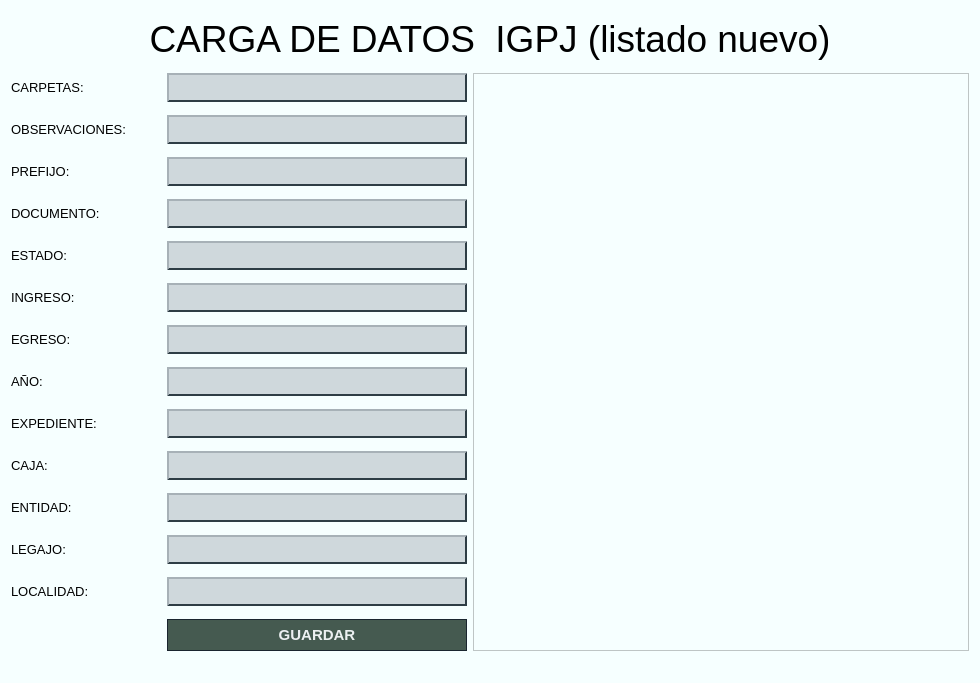
Old version of the form ui/plantilla_igpj_listado_nuevo.ui in the repository Musthia/base-deposito.
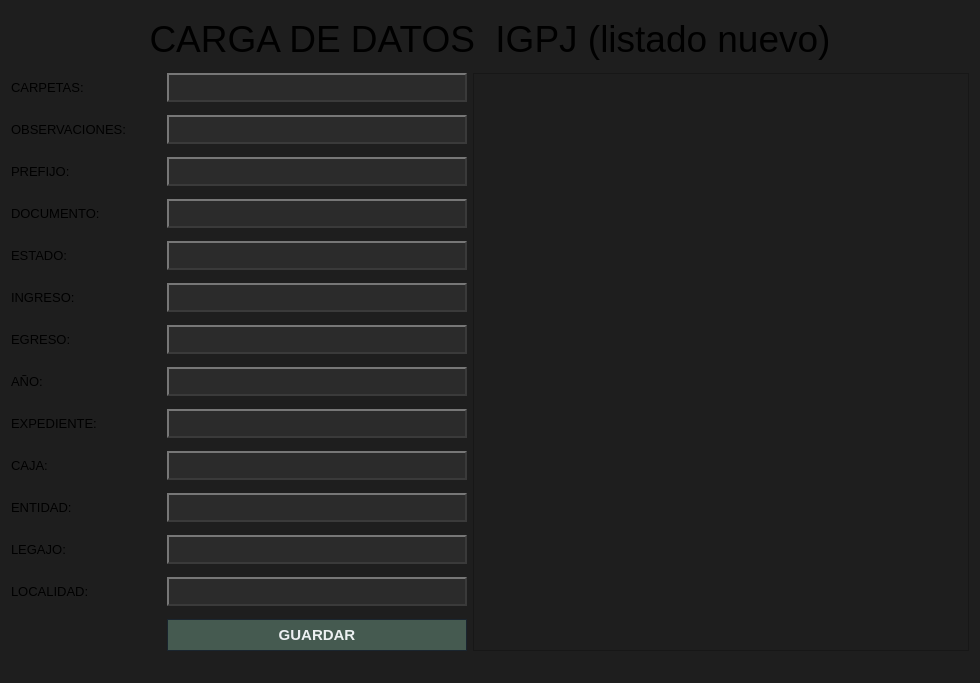
New version of the form.

```diff
--- a/ui/plantilla_igpj_listado_nuevo.ui
+++ b/ui/plantilla_igpj_listado_nuevo.ui
@@ -14,7 +14,7 @@
    <string>Form</string>
   </property>
   <property name="styleSheet">
-   <string notr="true">background-color: rgb(246, 255, 255);</string>
+   <string notr="true">background-color: #1e1e1e;</string>
   </property>
   <layout class="QGridLayout" name="gridLayout">
    <item row="7" column="1">
@@ -239,17 +239,17 @@
      </property>
      <property name="styleSheet">
       <string notr="true">QLineEdit {
-    background-color: #cfd8dc;          /* gris azulado claro */
-    border: 2px solid #455a64;          /* azul petróleo */
+    background-color: #2b2b2b;
+    border: 2px solid #555555;
   
     padding: 4px 10px;
-    color:  #000012;
+    color:  #e0e0e0;
     font-size: 13px;
 /* relieve simulado */
-    border-top-color: #a7b1b7;   /* borde superior más claro */
-    border-left-color: #a7b1b7;  /* borde izquierdo más claro */
-    border-right-color: #2e3d45; /* borde derecho más oscuro */
-    border-bottom-color: #2e3d45;
+    border-top-color: #777777;
+    border-left-color: #777777;
+    border-right-color: #3a3a3a;
+    border-bottom-color: #3a3a3a;
    
 }
 </string>
@@ -481,17 +481,17 @@
      </property>
      <property name="styleSheet">
       <string notr="true">QLineEdit {
-    background-color: #cfd8dc;          /* gris azulado claro */
-    border: 2px solid #455a64;          /* azul petróleo */
+    background-color: #2b2b2b;
+    border: 2px solid #555555;
   
     padding: 4px 10px;
-    color:  #000012;
+    color:  #e0e0e0;
     font-size: 13px;
 /* relieve simulado */
-    border-top-color: #a7b1b7;   /* borde superior más claro */
-    border-left-color: #a7b1b7;  /* borde izquierdo más claro */
-    border-right-color: #2e3d45; /* borde derecho más oscuro */
-    border-bottom-color: #2e3d45;
+    border-top-color: #777777;
+    border-left-color: #777777;
+    border-right-color: #3a3a3a;
+    border-bottom-color: #3a3a3a;
    
 }
 </string>
@@ -723,17 +723,17 @@
      </property>
      <property name="styleSheet">
       <string notr="true">QLineEdit {
-    background-color: #cfd8dc;          /* gris azulado claro */
-    border: 2px solid #455a64;          /* azul petróleo */
+    background-color: #2b2b2b;
+    border: 2px solid #555555;
   
     padding: 4px 10px;
-    color:  #000012;
+    color:  #e0e0e0;
     font-size: 13px;
 /* relieve simulado */
-    border-top-color: #a7b1b7;   /* borde superior más claro */
-    border-left-color: #a7b1b7;  /* borde izquierdo más claro */
-    border-right-color: #2e3d45; /* borde derecho más oscuro */
-    border-bottom-color: #2e3d45;
+    border-top-color: #777777;
+    border-left-color: #777777;
+    border-right-color: #3a3a3a;
+    border-bottom-color: #3a3a3a;
    
 }
 </string>
@@ -1144,17 +1144,17 @@
      </property>
      <property name="styleSheet">
       <string notr="true">QLineEdit {
-    background-color: #cfd8dc;          /* gris azulado claro */
-    border: 2px solid #455a64;          /* azul petróleo */
+    background-color: #2b2b2b;
+    border: 2px solid #555555;
   
     padding: 4px 10px;
-    color:  #000012;
+    color:  #e0e0e0;
     font-size: 13px;
 /* relieve simulado */
-    border-top-color: #a7b1b7;   /* borde superior más claro */
-    border-left-color: #a7b1b7;  /* borde izquierdo más claro */
-    border-right-color: #2e3d45; /* borde derecho más oscuro */
-    border-bottom-color: #2e3d45;
+    border-top-color: #777777;
+    border-left-color: #777777;
+    border-right-color: #3a3a3a;
+    border-bottom-color: #3a3a3a;
    
 }
 </string>
@@ -1923,17 +1923,17 @@
      </property>
      <property name="styleSheet">
       <string notr="true">QLineEdit {
-    background-color: #cfd8dc;          /* gris azulado claro */
-    border: 2px solid #455a64;          /* azul petróleo */
+    background-color: #2b2b2b;
+    border: 2px solid #555555;
   
     padding: 4px 10px;
-    color:  #000012;
+    color:  #e0e0e0;
     font-size: 13px;
 /* relieve simulado */
-    border-top-color: #a7b1b7;   /* borde superior más claro */
-    border-left-color: #a7b1b7;  /* borde izquierdo más claro */
-    border-right-color: #2e3d45; /* borde derecho más oscuro */
-    border-bottom-color: #2e3d45;
+    border-top-color: #777777;
+    border-left-color: #777777;
+    border-right-color: #3a3a3a;
+    border-bottom-color: #3a3a3a;
    
 }
 </string>
@@ -2344,17 +2344,17 @@
      </property>
      <property name="styleSheet">
       <string notr="true">QLineEdit {
-    background-color: #cfd8dc;          /* gris azulado claro */
-    border: 2px solid #455a64;          /* azul petróleo */
+    background-color: #2b2b2b;
+    border: 2px solid #555555;
   
     padding: 4px 10px;
-    color:  #000012;
+    color:  #e0e0e0;
     font-size: 13px;
 /* relieve simulado */
-    border-top-color: #a7b1b7;   /* borde superior más claro */
-    border-left-color: #a7b1b7;  /* borde izquierdo más claro */
-    border-right-color: #2e3d45; /* borde derecho más oscuro */
-    border-bottom-color: #2e3d45;
+    border-top-color: #777777;
+    border-left-color: #777777;
+    border-right-color: #3a3a3a;
+    border-bottom-color: #3a3a3a;
    
 }
 </string>
@@ -3262,17 +3262,17 @@
      </property>
      <property name="styleSheet">
       <string notr="true">QLineEdit {
-    background-color: #cfd8dc;          /* gris azulado claro */
-    border: 2px solid #455a64;          /* azul petróleo */
+    background-color: #2b2b2b;
+    border: 2px solid #555555;
   
     padding: 4px 10px;
-    color:  #000012;
+    color:  #e0e0e0;
     font-size: 13px;
 /* relieve simulado */
-    border-top-color: #a7b1b7;   /* borde superior más claro */
-    border-left-color: #a7b1b7;  /* borde izquierdo más claro */
-    border-right-color: #2e3d45; /* borde derecho más oscuro */
-    border-bottom-color: #2e3d45;
+    border-top-color: #777777;
+    border-left-color: #777777;
+    border-right-color: #3a3a3a;
+    border-bottom-color: #3a3a3a;
    
 }
 </string>
@@ -3683,17 +3683,17 @@
      </property>
      <property name="styleSheet">
       <string notr="true">QLineEdit {
-    background-color: #cfd8dc;          /* gris azulado claro */
-    border: 2px solid #455a64;          /* azul petróleo */
+    background-color: #2b2b2b;
+    border: 2px solid #555555;
   
     padding: 4px 10px;
-    color:  #000012;
+    color:  #e0e0e0;
     font-size: 13px;
 /* relieve simulado */
-    border-top-color: #a7b1b7;   /* borde superior más claro */
-    border-left-color: #a7b1b7;  /* borde izquierdo más claro */
-    border-right-color: #2e3d45; /* borde derecho más oscuro */
-    border-bottom-color: #2e3d45;
+    border-top-color: #777777;
+    border-left-color: #777777;
+    border-right-color: #3a3a3a;
+    border-bottom-color: #3a3a3a;
    
 }
 </string>
@@ -3925,17 +3925,17 @@
      </property>
      <property name="styleSheet">
       <string notr="true">QLineEdit {
-    background-color: #cfd8dc;          /* gris azulado claro */
-    border: 2px solid #455a64;          /* azul petróleo */
+    background-color: #2b2b2b;
+    border: 2px solid #555555;
   
     padding: 4px 10px;
-    color:  #000012;
+    color:  #e0e0e0;
     font-size: 13px;
 /* relieve simulado */
-    border-top-color: #a7b1b7;   /* borde superior más claro */
-    border-left-color: #a7b1b7;  /* borde izquierdo más claro */
-    border-right-color: #2e3d45; /* borde derecho más oscuro */
-    border-bottom-color: #2e3d45;
+    border-top-color: #777777;
+    border-left-color: #777777;
+    border-right-color: #3a3a3a;
+    border-bottom-color: #3a3a3a;
    
 }
 </string>
@@ -4346,17 +4346,17 @@
      </property>
      <property name="styleSheet">
       <string notr="true">QLineEdit {
-    background-color: #cfd8dc;          /* gris azulado claro */
-    border: 2px solid #455a64;          /* azul petróleo */
+    background-color: #2b2b2b;
+    border: 2px solid #555555;
   
     padding: 4px 10px;
-    color:  #000012;
+    color:  #e0e0e0;
     font-size: 13px;
 /* relieve simulado */
-    border-top-color: #a7b1b7;   /* borde superior más claro */
-    border-left-color: #a7b1b7;  /* borde izquierdo más claro */
-    border-right-color: #2e3d45; /* borde derecho más oscuro */
-    border-bottom-color: #2e3d45;
+    border-top-color: #777777;
+    border-left-color: #777777;
+    border-right-color: #3a3a3a;
+    border-bottom-color: #3a3a3a;
    
 }
 </string>
@@ -4779,17 +4779,17 @@
      </property>
      <property name="styleSheet">
       <string notr="true">QLineEdit {
-    background-color: #cfd8dc;          /* gris azulado claro */
-    border: 2px solid #455a64;          /* azul petróleo */
+    background-color: #2b2b2b;
+    border: 2px solid #555555;
   
     padding: 4px 10px;
-    color:  #000012;
+    color:  #e0e0e0;
     font-size: 13px;
 /* relieve simulado */
-    border-top-color: #a7b1b7;   /* borde superior más claro */
-    border-left-color: #a7b1b7;  /* borde izquierdo más claro */
-    border-right-color: #2e3d45; /* borde derecho más oscuro */
-    border-bottom-color: #2e3d45;
+    border-top-color: #777777;
+    border-left-color: #777777;
+    border-right-color: #3a3a3a;
+    border-bottom-color: #3a3a3a;
    
 }
 </string>
@@ -5200,17 +5200,17 @@
      </property>
      <property name="styleSheet">
       <string notr="true">QLineEdit {
-    background-color: #cfd8dc;          /* gris azulado claro */
-    border: 2px solid #455a64;          /* azul petróleo */
+    background-color: #2b2b2b;
+    border: 2px solid #555555;
   
     padding: 4px 10px;
-    color:  #000012;
+    color:  #e0e0e0;
     font-size: 13px;
 /* relieve simulado */
-    border-top-color: #a7b1b7;   /* borde superior más claro */
-    border-left-color: #a7b1b7;  /* borde izquierdo más claro */
-    border-right-color: #2e3d45; /* borde derecho más oscuro */
-    border-bottom-color: #2e3d45;
+    border-top-color: #777777;
+    border-left-color: #777777;
+    border-right-color: #3a3a3a;
+    border-bottom-color: #3a3a3a;
    
 }
 </string>
@@ -5621,17 +5621,17 @@
      </property>
      <property name="styleSheet">
       <string notr="true">QLineEdit {
-    background-color: #cfd8dc;          /* gris azulado claro */
-    border: 2px solid #455a64;          /* azul petróleo */
+    background-color: #2b2b2b;
+    border: 2px solid #555555;
   
     padding: 4px 10px;
-    color:  #000012;
+    color:  #e0e0e0;
     font-size: 13px;
 /* relieve simulado */
-    border-top-color: #a7b1b7;   /* borde superior más claro */
-    border-left-color: #a7b1b7;  /* borde izquierdo más claro */
-    border-right-color: #2e3d45; /* borde derecho más oscuro */
-    border-bottom-color: #2e3d45;
+    border-top-color: #777777;
+    border-left-color: #777777;
+    border-right-color: #3a3a3a;
+    border-bottom-color: #3a3a3a;
    
 }
 </string>
```
